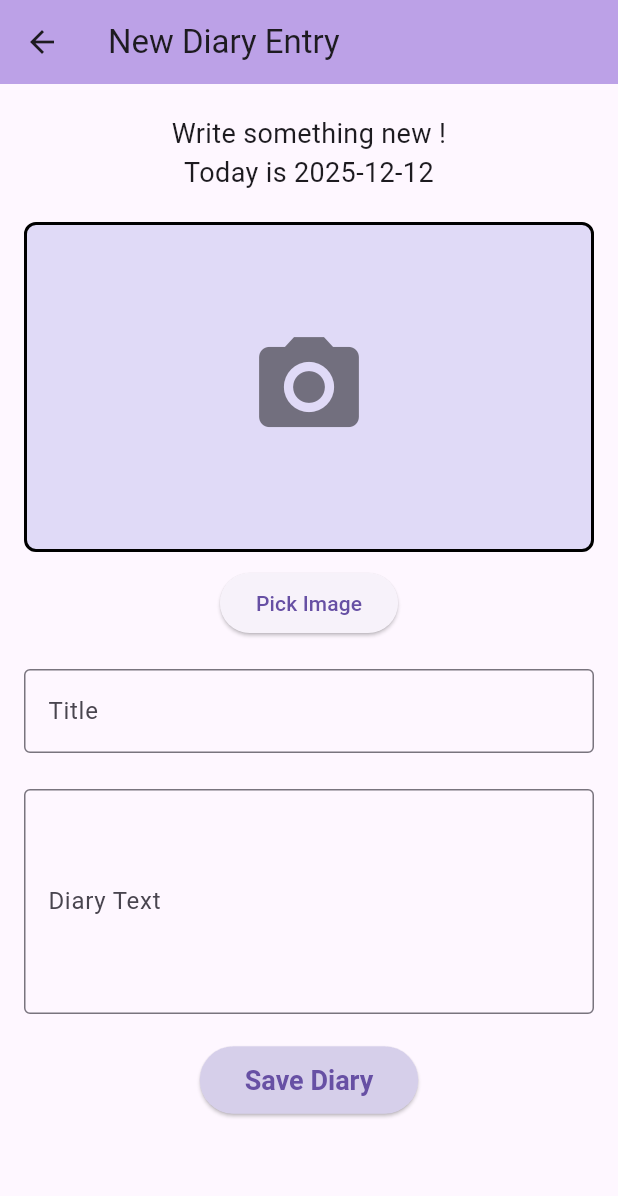
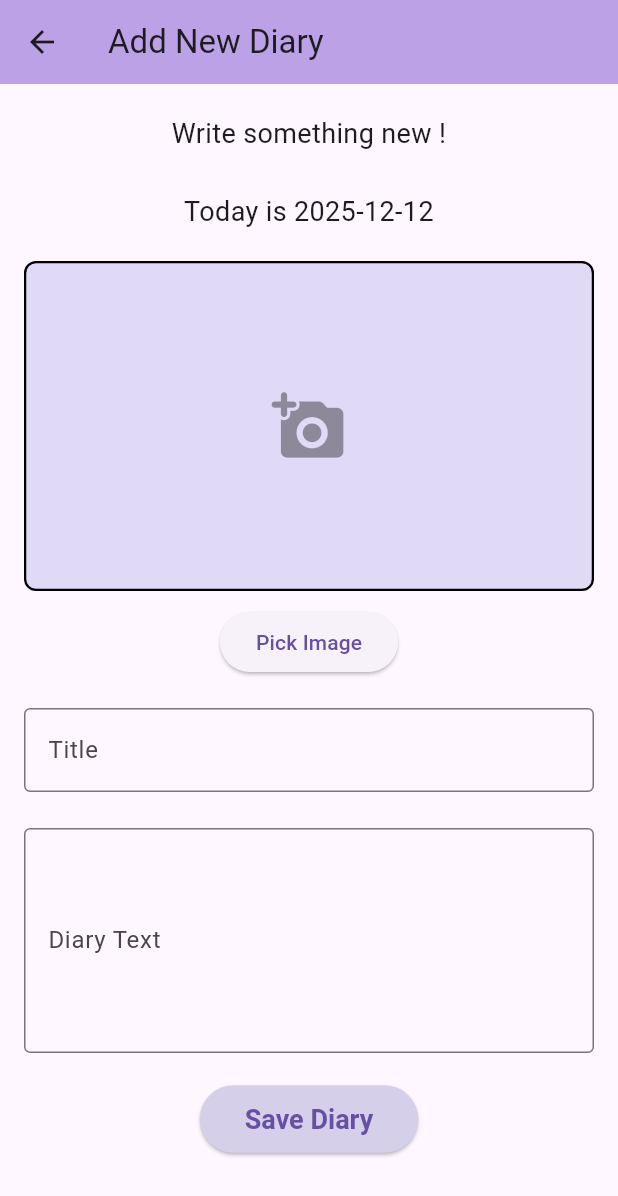
Before and after one commit to cnm5084/flutter_asgm2, a Flutter app: the DiaryScreen screen opened directly, on a phone screen of 412 x 824 dp. Shown: the top 1196 px of the screen. Run offline on Flutter 3.47's test engine with Material 3 defaults, Android fonts, the phone set to English and light mode, and no system bars; our stand-ins replace image_picker, sqflite; accounts and stored records are empty.

Commit message:
Update diaryscreen.dart

```diff
--- a/lib/diaryscreen.dart
+++ b/lib/diaryscreen.dart
@@ -22,7 +22,7 @@ class _DiaryScreenState extends State<DiaryScreen> {
   Widget build(BuildContext context) {
     return Scaffold(
       appBar: AppBar(
-        title: const Text('New Diary Entry'),
+        title: const Text('Add New Diary'),
         backgroundColor: const Color.fromARGB(255, 188, 161, 231),
       ),
       body: SingleChildScrollView(
@@ -33,7 +33,7 @@ class _DiaryScreenState extends State<DiaryScreen> {
               children: [
                 SizedBox(height: 20),
                 Text(
-                  "Write something new !\nToday is ${DateTime.now().toLocal().toString().split(' ')[0]}",
+                  "Write something new !\n\nToday is ${DateTime.now().toLocal().toString().split(' ')[0]}",
                   style: TextStyle(fontSize: 18),
                   textAlign: TextAlign.center,
                 ),
@@ -44,23 +44,18 @@ class _DiaryScreenState extends State<DiaryScreen> {
                   decoration: BoxDecoration(
                     border: Border.all(
                       color: Colors.black, // border color
-                      width: 2.0, // border thickness
+                      width: 1.5, // border thickness
                     ),
                     borderRadius: BorderRadius.circular(8.0),
-                    color: const Color.fromARGB(
-                      215,
-                      218,
-                      213,
-                      246,
-                    ), // rounded corners
+                    color: const Color.fromARGB(215,218,213,246,), // rounded corners
                   ),
                   child: Center(
                     child: imageFile != null
                         ? Image.file(imageFile!, fit: BoxFit.cover)
                         : Icon(
-                            Icons.camera_alt,
-                            size: 80,
-                            color: const Color.fromARGB(196, 81, 79, 89),
+                            Icons.add_a_photo_rounded,
+                            size: 50,
+                            color: const Color.fromARGB(148, 81, 79, 89),
                           ),
                   ),
                 ),
```
